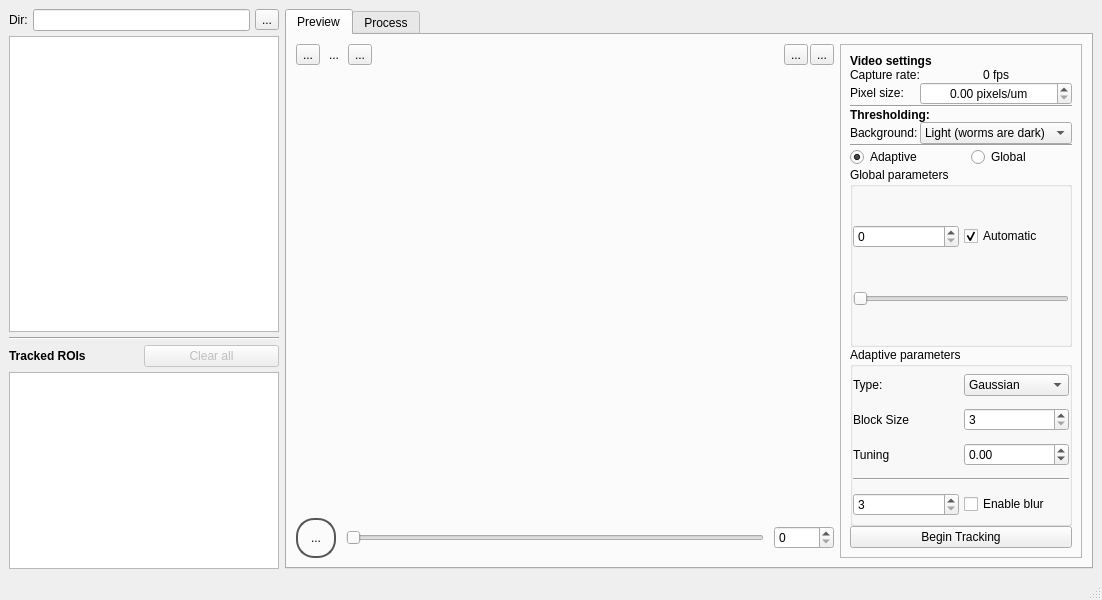
Old version of the form mainwindow.ui in the repository adwolfe/yawt.
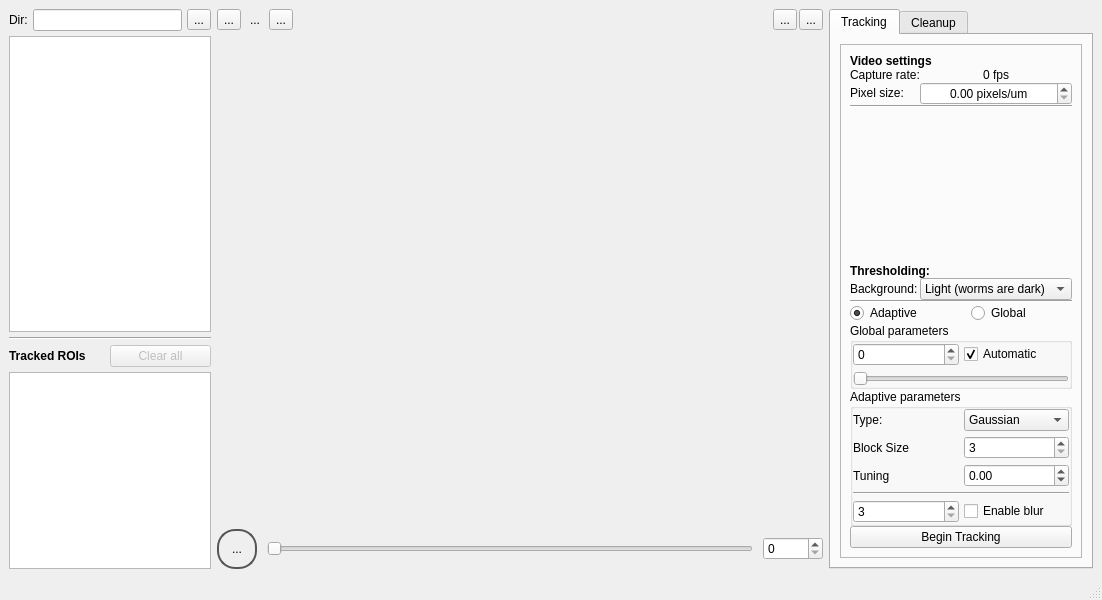
New version of the form. Icons and pictures are not drawn. Custom widgets are drawn as their Qt base class.

Commit message: fixed crash on second tracking

Patch:
```diff
--- a/mainwindow.ui
+++ b/mainwindow.ui
@@ -14,7 +14,7 @@
    <string>MainWindow</string>
   </property>
   <widget class="QWidget" name="centralwidget">
-   <layout class="QHBoxLayout" name="horizontalLayout_4" stretch="1,3">
+   <layout class="QHBoxLayout" name="horizontalLayout_4" stretch="1,3,1">
     <item>
      <layout class="QVBoxLayout" name="leftLayout" stretch="0,3,0,0,2">
       <property name="spacing">
@@ -100,16 +100,6 @@
      </layout>
     </item>
     <item>
-     <widget class="QTabWidget" name="tabWidget">
-      <property name="currentIndex">
-       <number>0</number>
-      </property>
-      <widget class="QWidget" name="previewTab">
-       <attribute name="title">
-        <string>Preview</string>
-       </attribute>
-       <layout class="QHBoxLayout" name="horizontalLayout_2" stretch="3,1">
-        <item>
          <layout class="QVBoxLayout" name="verticalLayout" stretch="0,1,0">
           <item>
            <layout class="QHBoxLayout" name="horizontalLayout">
@@ -293,6 +283,16 @@
          </layout>
         </item>
         <item>
+     <widget class="QTabWidget" name="tabWidget">
+      <property name="currentIndex">
+       <number>0</number>
+      </property>
+      <widget class="QWidget" name="previewTab">
+       <attribute name="title">
+        <string>Tracking</string>
+       </attribute>
+       <layout class="QHBoxLayout" name="horizontalLayout_2" stretch="1">
+        <item>
          <widget class="QFrame" name="frame">
           <property name="frameShape">
            <enum>QFrame::Shape::StyledPanel</enum>
@@ -300,18 +300,11 @@
           <property name="frameShadow">
            <enum>QFrame::Shadow::Sunken</enum>
           </property>
-          <layout class="QGridLayout" name="gridLayout" rowstretch="0,0,0,0,0,0,0,0,0,0,0,0,0,0,0">
+          <layout class="QGridLayout" name="gridLayout" rowstretch="0,0,0,0,0,0,0,0,0,0,0,0,0,0,0,0">
            <property name="spacing">
             <number>0</number>
            </property>
-           <item row="8" column="0" colspan="3">
-            <widget class="Line" name="line">
-             <property name="orientation">
-              <enum>Qt::Orientation::Horizontal</enum>
-             </property>
-            </widget>
-           </item>
-           <item row="9" column="0" colspan="3">
+           <item row="10" column="0" colspan="3">
             <layout class="QHBoxLayout" name="horizontalLayout_5">
              <property name="spacing">
               <number>20</number>
@@ -335,42 +328,21 @@
              </item>
             </layout>
            </item>
-           <item row="5" column="0" colspan="3">
-            <widget class="Line" name="line_4">
-             <property name="orientation">
-              <enum>Qt::Orientation::Horizontal</enum>
+           <item row="8" column="2">
+            <widget class="QComboBox" name="bgCombo">
+             <property name="currentIndex">
+              <number>1</number>
              </property>
-            </widget>
-           </item>
-           <item row="6" column="0" colspan="3">
-            <widget class="QLabel" name="labelThresholding">
-             <property name="sizePolicy">
-              <sizepolicy hsizetype="Preferred" vsizetype="Fixed">
-               <horstretch>0</horstretch>
-               <verstretch>0</verstretch>
-              </sizepolicy>
-             </property>
-             <property name="font">
-              <font>
-               <bold>true</bold>
-              </font>
-             </property>
+             <item>
              <property name="text">
-              <string>Thresholding:</string>
-             </property>
-            </widget>
-           </item>
-           <item row="4" column="0">
-            <widget class="QLabel" name="label_8">
-             <property name="sizePolicy">
-              <sizepolicy hsizetype="Preferred" vsizetype="Fixed">
-               <horstretch>0</horstretch>
-               <verstretch>0</verstretch>
-              </sizepolicy>
-             </property>
+               <string>Dark (worms are light)</string>
+              </property>
+             </item>
+             <item>
              <property name="text">
-              <string>Pixel size:</string>
-             </property>
+               <string>Light (worms are dark)</string>
+              </property>
+             </item>
             </widget>
            </item>
            <item row="3" column="2">
@@ -396,123 +368,20 @@
              </property>
             </widget>
            </item>
-           <item row="2" column="0" colspan="3">
-            <widget class="QLabel" name="label_6">
-             <property name="sizePolicy">
-              <sizepolicy hsizetype="Preferred" vsizetype="Fixed">
-               <horstretch>0</horstretch>
-               <verstretch>0</verstretch>
-              </sizepolicy>
-             </property>
-             <property name="font">
-              <font>
-               <bold>true</bold>
-              </font>
-             </property>
-             <property name="text">
-              <string>Video settings</string>
-             </property>
-            </widget>
-           </item>
-           <item row="7" column="2">
-            <widget class="QComboBox" name="bgCombo">
-             <property name="currentIndex">
-              <number>1</number>
-             </property>
-             <item>
-              <property name="text">
-               <string>Dark (worms are light)</string>
-              </property>
-             </item>
-             <item>
-              <property name="text">
-               <string>Light (worms are dark)</string>
-              </property>
-             </item>
-            </widget>
-           </item>
-           <item row="12" column="0" colspan="3">
-            <widget class="QGroupBox" name="globalGroupBox">
-             <property name="title">
-              <string>Global parameters</string>
-             </property>
-             <property name="flat">
-              <bool>false</bool>
-             </property>
-             <property name="checkable">
-              <bool>false</bool>
-             </property>
-             <layout class="QGridLayout" name="gridLayout_2">
-              <property name="leftMargin">
-               <number>0</number>
-              </property>
-              <property name="topMargin">
-               <number>0</number>
-              </property>
-              <property name="rightMargin">
-               <number>0</number>
-              </property>
-              <property name="bottomMargin">
-               <number>0</number>
-              </property>
-              <property name="spacing">
-               <number>5</number>
-              </property>
-              <item row="1" column="0" colspan="2">
-               <widget class="QSlider" name="globalThreshSlider">
-                <property name="enabled">
-                 <bool>true</bool>
-                </property>
-                <property name="maximum">
-                 <number>255</number>
-                </property>
+           <item row="9" column="0" colspan="3">
+            <widget class="Line" name="line">
                 <property name="orientation">
                  <enum>Qt::Orientation::Horizontal</enum>
                 </property>
                </widget>
               </item>
-              <item row="0" column="0">
-               <widget class="QSpinBox" name="globalThreshValueSpin">
-                <property name="enabled">
-                 <bool>true</bool>
-                </property>
-                <property name="maximum">
-                 <number>255</number>
-                </property>
-               </widget>
-              </item>
-              <item row="0" column="1">
-               <widget class="QCheckBox" name="globalThreshAutoCheck">
-                <property name="text">
-                 <string>Automatic</string>
-                </property>
-                <property name="checked">
-                 <bool>true</bool>
-                </property>
-               </widget>
-              </item>
-             </layout>
-            </widget>
-           </item>
-           <item row="7" column="0">
+           <item row="8" column="0">
             <widget class="QLabel" name="label">
              <property name="text">
               <string>Background:</string>
              </property>
             </widget>
            </item>
-           <item row="3" column="0">
-            <widget class="QLabel" name="label_7">
-             <property name="font">
-              <font>
-               <bold>false</bold>
-              </font>
-             </property>
-             <property name="text">
-              <string>Capture rate:</string>
-             </property>
-            </widget>
-           </item>
            <item row="4" column="2">
             <widget class="QDoubleSpinBox" name="doubleSpinBox">
              <property name="sizePolicy">
@@ -529,7 +398,7 @@
              </property>
             </widget>
            </item>
-           <item row="13" column="0" colspan="3">
+           <item row="14" column="0" colspan="3">
             <widget class="QGroupBox" name="adaptiveGroupBox">
              <property name="title">
               <string>Adaptive parameters</string>
@@ -641,13 +510,157 @@
              </layout>
             </widget>
            </item>
-           <item row="14" column="0" colspan="3">
+           <item row="2" column="0" colspan="3">
+            <widget class="QLabel" name="label_6">
+             <property name="sizePolicy">
+              <sizepolicy hsizetype="Preferred" vsizetype="Fixed">
+               <horstretch>0</horstretch>
+               <verstretch>0</verstretch>
+              </sizepolicy>
+             </property>
+             <property name="font">
+              <font>
+               <bold>true</bold>
+              </font>
+             </property>
+             <property name="text">
+              <string>Video settings</string>
+             </property>
+            </widget>
+           </item>
+           <item row="15" column="0" colspan="3">
             <widget class="QPushButton" name="trackingDialogButton">
              <property name="text">
               <string>Begin Tracking</string>
              </property>
             </widget>
            </item>
+           <item row="3" column="0">
+            <widget class="QLabel" name="label_7">
+             <property name="font">
+              <font>
+               <bold>false</bold>
+              </font>
+             </property>
+             <property name="text">
+              <string>Capture rate:</string>
+             </property>
+            </widget>
+           </item>
+           <item row="13" column="0" colspan="3">
+            <widget class="QGroupBox" name="globalGroupBox">
+             <property name="title">
+              <string>Global parameters</string>
+             </property>
+             <property name="flat">
+              <bool>false</bool>
+             </property>
+             <property name="checkable">
+              <bool>false</bool>
+             </property>
+             <layout class="QGridLayout" name="gridLayout_2">
+              <property name="leftMargin">
+               <number>0</number>
+              </property>
+              <property name="topMargin">
+               <number>0</number>
+              </property>
+              <property name="rightMargin">
+               <number>0</number>
+              </property>
+              <property name="bottomMargin">
+               <number>0</number>
+              </property>
+              <property name="spacing">
+               <number>5</number>
+              </property>
+              <item row="1" column="0" colspan="2">
+               <widget class="QSlider" name="globalThreshSlider">
+                <property name="enabled">
+                 <bool>true</bool>
+                </property>
+                <property name="maximum">
+                 <number>255</number>
+                </property>
+                <property name="orientation">
+                 <enum>Qt::Orientation::Horizontal</enum>
+                </property>
+               </widget>
+              </item>
+              <item row="0" column="0">
+               <widget class="QSpinBox" name="globalThreshValueSpin">
+                <property name="enabled">
+                 <bool>true</bool>
+                </property>
+                <property name="maximum">
+                 <number>255</number>
+                </property>
+               </widget>
+              </item>
+              <item row="0" column="1">
+               <widget class="QCheckBox" name="globalThreshAutoCheck">
+                <property name="text">
+                 <string>Automatic</string>
+                </property>
+                <property name="checked">
+                 <bool>true</bool>
+                </property>
+               </widget>
+              </item>
+             </layout>
+            </widget>
+           </item>
+           <item row="5" column="0" colspan="3">
+            <widget class="Line" name="line_4">
+             <property name="orientation">
+              <enum>Qt::Orientation::Horizontal</enum>
+             </property>
+            </widget>
+           </item>
+           <item row="4" column="0">
+            <widget class="QLabel" name="label_8">
+             <property name="sizePolicy">
+              <sizepolicy hsizetype="Preferred" vsizetype="Fixed">
+               <horstretch>0</horstretch>
+               <verstretch>0</verstretch>
+              </sizepolicy>
+             </property>
+             <property name="text">
+              <string>Pixel size:</string>
+             </property>
+            </widget>
+           </item>
+           <item row="7" column="0" colspan="3">
+            <widget class="QLabel" name="labelThresholding">
+             <property name="sizePolicy">
+              <sizepolicy hsizetype="Preferred" vsizetype="Fixed">
+               <horstretch>0</horstretch>
+               <verstretch>0</verstretch>
+              </sizepolicy>
+             </property>
+             <property name="font">
+              <font>
+               <bold>true</bold>
+              </font>
+             </property>
+             <property name="text">
+              <string>Thresholding:</string>
+             </property>
+            </widget>
+           </item>
+           <item row="6" column="0">
+            <spacer name="verticalSpacer">
+             <property name="orientation">
+              <enum>Qt::Orientation::Vertical</enum>
+             </property>
+             <property name="sizeHint" stdset="0">
+              <size>
+               <width>20</width>
+               <height>40</height>
+              </size>
+             </property>
+            </spacer>
+           </item>
           </layout>
          </widget>
         </item>
@@ -655,7 +668,7 @@
       </widget>
       <widget class="QWidget" name="tab_2">
        <attribute name="title">
-        <string>Process</string>
+        <string>Cleanup</string>
        </attribute>
       </widget>
      </widget>
```
Lines whose indentation alone changed are shown as unchanged. The commit also changes 3 other files.
